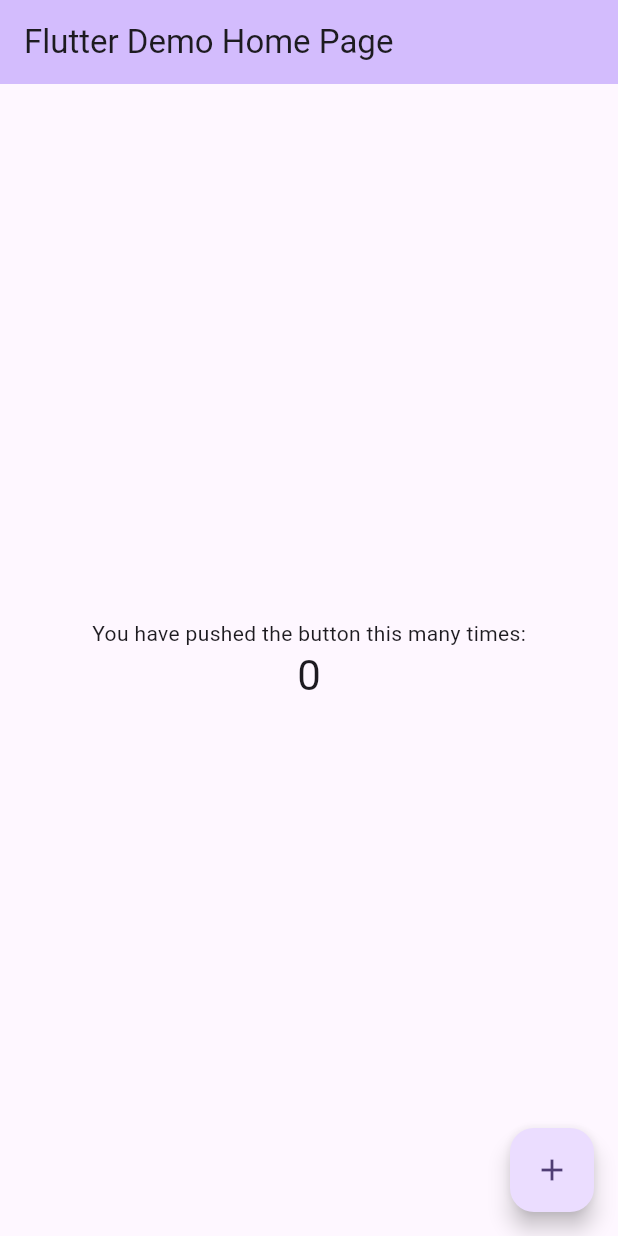
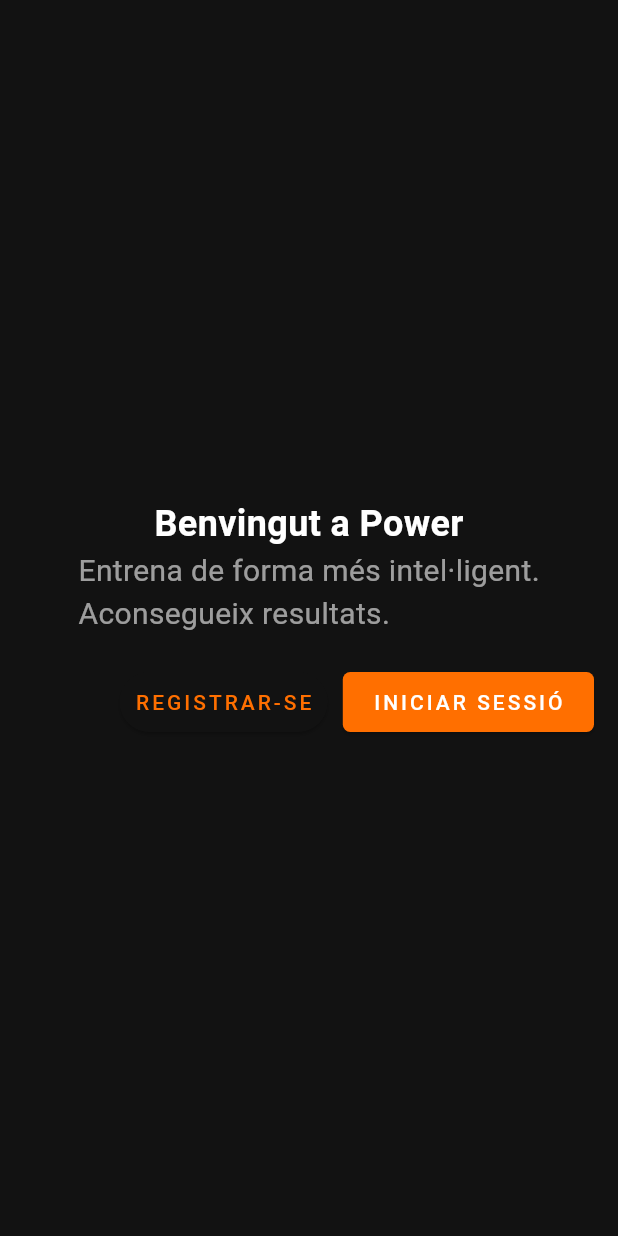
Before and after one commit to itsMitxi/power-app, a Flutter app: the screen it shows after launch, on a phone screen of 412 x 824 dp. Run offline on Flutter 3.47's test engine with Material 3 defaults, Android fonts, the light colour scheme and no system bars.

Commit message:
Initial auth screen to login or register, with initial palette and api service (#23)

```diff
--- /dev/null
+++ b/power/lib/constants/colors.dart
@@ -0,0 +1,14 @@
+import 'package:flutter/material.dart';
+
+class AppColors {
+  static const Color primary = Color(0xFFFF6F00);
+  static const Color secondary = Color(0xFFFFA000);
+  static const Color background = Color(0xFF121212);
+  static const Color surface = Color(0xFF1E1E1E);
+  static const Color error = Color(0xFFCF6679);
+  static const Color onPrimary = Color(0xFFFFFFFF);
+  static const Color onPrimaryDarker = Color.fromARGB(150, 255, 255, 255);
+  static const Color onSecondary = Color(0xFF000000);
+  static const Color onBackground = Color(0xFFE0E0E0);
+  static const Color onSurface = Color(0xFFE0E0E0);
+}
--- a/power/lib/main.dart
+++ b/power/lib/main.dart
@@ -1,4 +1,5 @@
 import 'package:flutter/material.dart';
+import 'package:power/screens/auth_screen.dart';
 
 void main() {
   runApp(const MyApp());
@@ -7,119 +8,18 @@
 class MyApp extends StatelessWidget {
   const MyApp({super.key});
 
-  // This widget is the root of your application.
   @override
   Widget build(BuildContext context) {
     return MaterialApp(
       title: 'Flutter Demo',
       theme: ThemeData(
-        // This is the theme of your application.
-        //
-        // TRY THIS: Try running your application with "flutter run". You'll see
-        // the application has a purple toolbar. Then, without quitting the app,
-        // try changing the seedColor in the colorScheme below to Colors.green
-        // and then invoke "hot reload" (save your changes or press the "hot
-        // reload" button in a Flutter-supported IDE, or press "r" if you used
-        // the command line to start the app).
-        //
-        // Notice that the counter didn't reset back to zero; the application
-        // state is not lost during the reload. To reset the state, use hot
-        // restart instead.
-        //
-        // This works for code too, not just values: Most code changes can be
-        // tested with just a hot reload.
-        colorScheme: ColorScheme.fromSeed(seedColor: Colors.deepPurple),
-        useMaterial3: true,
+        primarySwatch: Colors.blue,
       ),
-      home: const MyHomePage(title: 'Flutter Demo Home Page'),
+      home: const AuthScreen(),
+      // routes: {
+      //   '/register': (context) => RegisterScreen(),
+      //   '/login': (context) => LoginScreen(),
+      // },
     );
   }
 }
-
-class MyHomePage extends StatefulWidget {
-  const MyHomePage({super.key, required this.title});
-
-  // This widget is the home page of your application. It is stateful, meaning
-  // that it has a State object (defined below) that contains fields that affect
-  // how it looks.
-
-  // This class is the configuration for the state. It holds the values (in this
-  // case the title) provided by the parent (in this case the App widget) and
-  // used by the build method of the State. Fields in a Widget subclass are
-  // always marked "final".
-
-  final String title;
-
-  @override
-  State<MyHomePage> createState() => _MyHomePageState();
-}
-
-class _MyHomePageState extends State<MyHomePage> {
-  int _counter = 0;
-
-  void _incrementCounter() {
-    setState(() {
-      // This call to setState tells the Flutter framework that something has
-      // changed in this State, which causes it to rerun the build method below
-      // so that the display can reflect the updated values. If we changed
-      // _counter without calling setState(), then the build method would not be
-      // called again, and so nothing would appear to happen.
-      _counter++;
-    });
-  }
-
-  @override
-  Widget build(BuildContext context) {
-    // This method is rerun every time setState is called, for instance as done
-    // by the _incrementCounter method above.
-    //
-    // The Flutter framework has been optimized to make rerunning build methods
-    // fast, so that you can just rebuild anything that needs updating rather
-    // than having to individually change instances of widgets.
-    return Scaffold(
-      appBar: AppBar(
-        // TRY THIS: Try changing the color here to a specific color (to
-        // Colors.amber, perhaps?) and trigger a hot reload to see the AppBar
-        // change color while the other colors stay the same.
-        backgroundColor: Theme.of(context).colorScheme.inversePrimary,
-        // Here we take the value from the MyHomePage object that was created by
-        // the App.build method, and use it to set our appbar title.
-        title: Text(widget.title),
-      ),
-      body: Center(
-        // Center is a layout widget. It takes a single child and positions it
-        // in the middle of the parent.
-        child: Column(
-          // Column is also a layout widget. It takes a list of children and
-          // arranges them vertically. By default, it sizes itself to fit its
-          // children horizontally, and tries to be as tall as its parent.
-          //
-          // Column has various properties to control how it sizes itself and
-          // how it positions its children. Here we use mainAxisAlignment to
-          // center the children vertically; the main axis here is the vertical
-          // axis because Columns are vertical (the cross axis would be
-          // horizontal).
-          //
-          // TRY THIS: Invoke "debug painting" (choose the "Toggle Debug Paint"
-          // action in the IDE, or press "p" in the console), to see the
-          // wireframe for each widget.
-          mainAxisAlignment: MainAxisAlignment.center,
-          children: <Widget>[
-            const Text(
-              'You have pushed the button this many times:',
-            ),
-            Text(
-              '$_counter',
-              style: Theme.of(context).textTheme.headlineMedium,
-            ),
-          ],
-        ),
-      ),
-      floatingActionButton: FloatingActionButton(
-        onPressed: _incrementCounter,
-        tooltip: 'Increment',
-        child: const Icon(Icons.add),
-      ), // This trailing comma makes auto-formatting nicer for build methods.
-    );
-  }
-}
--- /dev/null
+++ b/power/lib/screens/auth_screen.dart
@@ -0,0 +1,63 @@
+import 'package:flutter/material.dart';
+import 'package:power/constants/colors.dart';
+
+class AuthScreen extends StatelessWidget {
+  const AuthScreen({super.key});
+
+  @override
+  Widget build(BuildContext context) {
+    return Scaffold(
+      backgroundColor: AppColors.background,
+      body: Padding(
+        padding: const EdgeInsets.all(16.0),
+        child: Column(
+          mainAxisAlignment: MainAxisAlignment.center,
+          children: <Widget>[
+            const Text(
+              'Benvingut a Power',
+              style: TextStyle(color: AppColors.onPrimary, fontSize: 24, fontWeight: FontWeight.bold),
+            ),
+            const Text(
+              'Entrena de forma més intel·ligent.\nAconsegueix resultats.',
+              style: TextStyle(color: AppColors.onPrimaryDarker, fontSize: 20),
+            ),
+            const SizedBox(height: 20),
+            Row(
+              mainAxisAlignment: MainAxisAlignment.end,
+              children: [
+                ElevatedButton(
+                  onPressed: () {
+                    Navigator.of(context).pushNamed('/register');
+                  },
+                  style: ElevatedButton.styleFrom(
+                    backgroundColor: AppColors.background,
+                    padding: const EdgeInsets.fromLTRB(10, 0, 10, 0),
+                  ),
+                  child: const Text(
+                    'REGISTRAR-SE',
+                    style: TextStyle(color: AppColors.primary, letterSpacing: 2)),
+                ),
+                const SizedBox(width: 10,),
+                ElevatedButton(
+                  onPressed: () {
+                    Navigator.of(context).pushNamed('/login');
+                  },
+                  style: ElevatedButton.styleFrom(
+                    backgroundColor: AppColors.primary,
+                    padding: const EdgeInsets.fromLTRB(20, 0, 20, 0),
+                    shape: RoundedRectangleBorder(
+                      borderRadius: BorderRadius.circular(5),
+                    )
+                  ),
+                  child: const Text(
+                    'INICIAR SESSIÓ',
+                    style: TextStyle(color: AppColors.onPrimary, letterSpacing: 2)),
+                ),
+              ],
+            ),
+          ],
+        ),
+      ),
+    );
+  }
+}
--- /dev/null
+++ b/power/lib/services/api_service.dart
@@ -0,0 +1,18 @@
+import 'dart:convert';
+import 'package:http/http.dart' as http;
+
+class ApiService {
+  final String baseUrl;
+
+  ApiService(this.baseUrl);
+
+  Future<dynamic> fetchData(String endpoint) async {
+    final response = await http.get(Uri.parse('$baseUrl$endpoint'));
+
+    if (response.statusCode == 200) {
+      return json.decode(response.body);
+    } else {
+      throw Exception('Failed to load data');
+    }
+  }
+}
--- a/power/pubspec.yaml
+++ b/power/pubspec.yaml
@@ -30,6 +30,7 @@ environment:
 dependencies:
   flutter:
     sdk: flutter
+  http: ^1.2.2
 
 
   # The following adds the Cupertino Icons font to your application.
```
Also changed, not shown: power/pubspec.lock.
